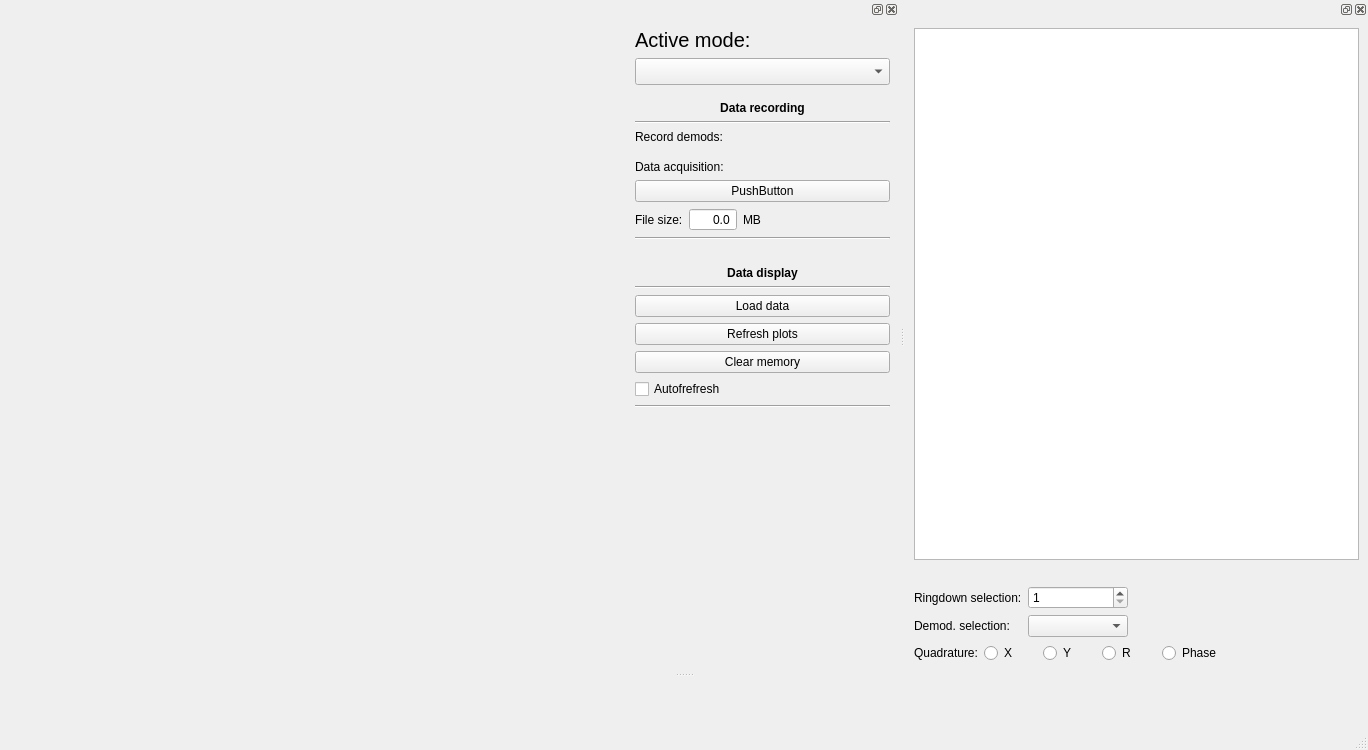
Before: the Qt Designer form zhinstlib/ui_files/wafer_analyzer.ui in pikestefan/zhinst_project, drawn with Qt 5.
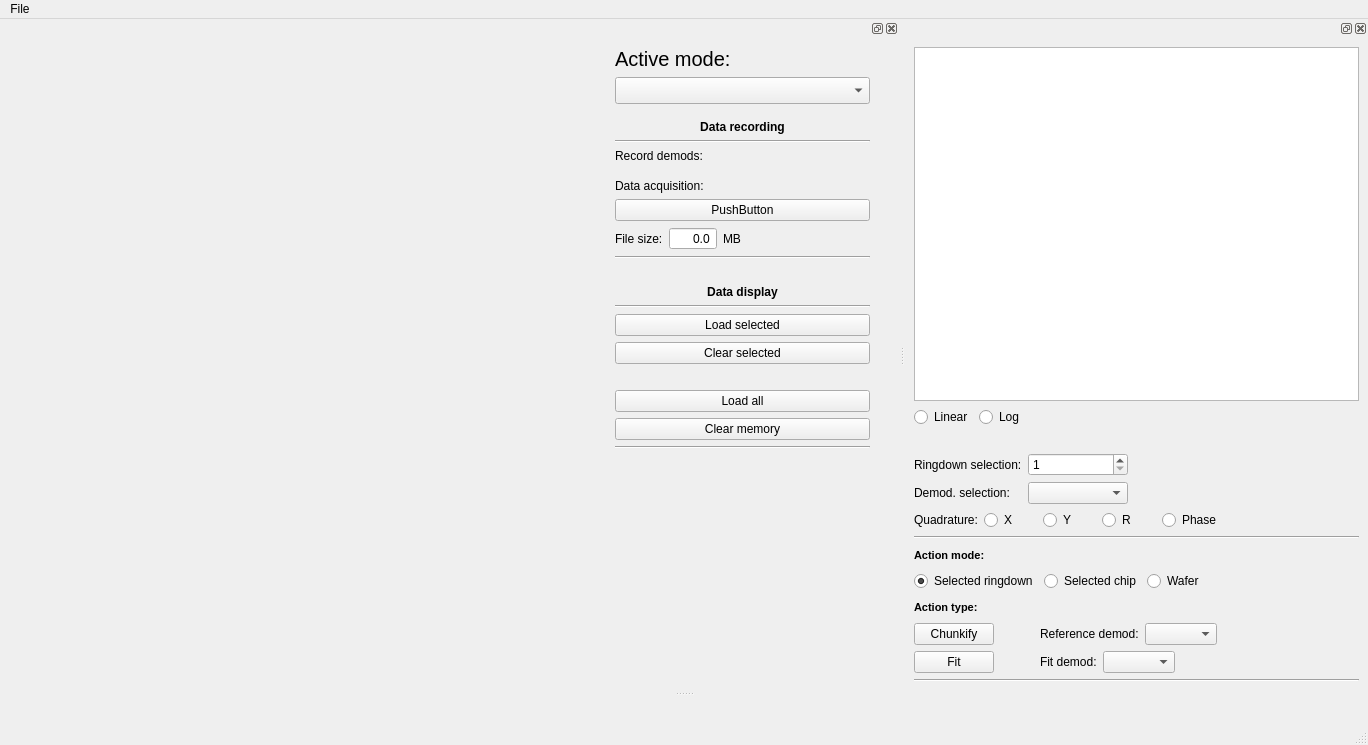
After: the same form once the commit is applied. Custom widgets are drawn as their Qt base class.

What changed in the file:
```diff
--- a/zhinstlib/ui_files/wafer_analyzer.ui
+++ b/zhinstlib/ui_files/wafer_analyzer.ui
@@ -7,7 +7,7 @@
     <x>0</x>
     <y>0</y>
     <width>1368</width>
-    <height>750</height>
+    <height>745</height>
    </rect>
   </property>
   <property name="sizePolicy">
@@ -20,6 +20,12 @@
    <string>MainWindow</string>
   </property>
   <widget class="QWidget" name="centralwidget">
+   <property name="sizePolicy">
+    <sizepolicy hsizetype="Preferred" vsizetype="Expanding">
+     <horstretch>0</horstretch>
+     <verstretch>0</verstretch>
+    </sizepolicy>
+   </property>
    <layout class="QHBoxLayout" name="horizontalLayout_5"/>
   </widget>
   <widget class="QMenuBar" name="menubar">
@@ -28,9 +34,16 @@
      <x>0</x>
      <y>0</y>
      <width>1368</width>
-     <height>21</height>
+     <height>26</height>
     </rect>
    </property>
+   <widget class="QMenu" name="menuFile">
+    <property name="title">
+     <string>File</string>
+    </property>
+    <addaction name="actionExportMode"/>
+   </widget>
+   <addaction name="menuFile"/>
   </widget>
   <widget class="QStatusBar" name="statusbar"/>
   <widget class="QDockWidget" name="dockWidget">
@@ -57,7 +70,100 @@
    </attribute>
    <widget class="QWidget" name="dockWidgetContents">
     <layout class="QGridLayout" name="gridLayout_2">
+     <item row="2" column="0">
+      <widget class="QWidget" name="backgroundWidget" native="true">
+       <property name="sizePolicy">
+        <sizepolicy hsizetype="Fixed" vsizetype="Fixed">
+         <horstretch>0</horstretch>
+         <verstretch>0</verstretch>
+        </sizepolicy>
+       </property>
+       <property name="minimumSize">
+        <size>
+         <width>600</width>
+         <height>600</height>
+        </size>
+       </property>
+       <property name="maximumSize">
+        <size>
+         <width>600</width>
+         <height>600</height>
+        </size>
+       </property>
+       <property name="styleSheet">
+        <string notr="true"/>
+       </property>
+       <layout class="QHBoxLayout" name="horizontalLayout_2">
+        <property name="leftMargin">
+         <number>0</number>
+        </property>
+        <property name="topMargin">
+         <number>0</number>
+        </property>
+        <property name="rightMargin">
+         <number>0</number>
+        </property>
+        <property name="bottomMargin">
+         <number>0</number>
+        </property>
+        <item>
+         <layout class="QHBoxLayout" name="horizontalLayout">
+          <item>
+           <widget class="QWidget" name="plotContainerWidget" native="true">
+            <property name="sizePolicy">
+             <sizepolicy hsizetype="Expanding" vsizetype="Expanding">
+              <horstretch>0</horstretch>
+              <verstretch>0</verstretch>
+             </sizepolicy>
+            </property>
+            <property name="styleSheet">
+             <string notr="true"/>
+            </property>
+            <layout class="QHBoxLayout" name="horizontalLayout_4">
+             <property name="leftMargin">
+              <number>0</number>
+             </property>
+             <property name="topMargin">
+              <number>0</number>
+             </property>
+             <property name="rightMargin">
+              <number>0</number>
+             </property>
+             <property name="bottomMargin">
+              <number>0</number>
+             </property>
+             <item>
+              <layout class="QHBoxLayout" name="plotContainer">
+               <property name="leftMargin">
+                <number>0</number>
+               </property>
+              </layout>
+             </item>
+            </layout>
+           </widget>
+          </item>
+         </layout>
+        </item>
+       </layout>
+      </widget>
+     </item>
      <item row="2" column="2">
+      <spacer name="horizontalSpacer">
+       <property name="orientation">
+        <enum>Qt::Horizontal</enum>
+       </property>
+       <property name="sizeType">
+        <enum>QSizePolicy::Fixed</enum>
+       </property>
+       <property name="sizeHint" stdset="0">
+        <size>
+         <width>20</width>
+         <height>20</height>
+        </size>
+       </property>
+      </spacer>
+     </item>
+     <item row="2" column="1">
       <layout class="QVBoxLayout" name="verticalLayout_3">
        <item>
         <widget class="QLabel" name="label">
@@ -271,33 +377,49 @@
         </widget>
        </item>
        <item>
-        <widget class="QPushButton" name="loadDataButton">
+        <widget class="QPushButton" name="loadSelectedButton">
          <property name="text">
-          <string>Load data</string>
+          <string>Load selected</string>
          </property>
         </widget>
        </item>
        <item>
-        <widget class="QPushButton" name="refreshPlotsButton">
+        <widget class="QPushButton" name="clearSelectedMemoryBtn">
          <property name="text">
-          <string>Refresh plots</string>
+          <string>Clear selected</string>
          </property>
         </widget>
        </item>
        <item>
-        <widget class="QPushButton" name="clearMemoryBtn">
+        <spacer name="verticalSpacer_6">
+         <property name="orientation">
+          <enum>Qt::Vertical</enum>
+         </property>
+         <property name="sizeType">
+          <enum>QSizePolicy::Maximum</enum>
+         </property>
+         <property name="sizeHint" stdset="0">
+          <size>
+           <width>20</width>
+           <height>20</height>
+          </size>
+         </property>
+        </spacer>
+       </item>
+       <item>
+        <widget class="QPushButton" name="loadAllButton">
+         <property name="text">
+          <string>Load all</string>
+         </property>
+        </widget>
+       </item>
+       <item>
+        <widget class="QPushButton" name="clearAllMemoryBtn">
          <property name="text">
           <string>Clear memory</string>
          </property>
         </widget>
        </item>
-       <item>
-        <widget class="QCheckBox" name="autorefreshCheckBox">
-         <property name="text">
-          <string>Autofrefresh</string>
-         </property>
-        </widget>
-       </item>
        <item>
         <widget class="Line" name="line_4">
          <property name="orientation">
@@ -306,13 +428,10 @@
         </widget>
        </item>
        <item>
-        <spacer name="verticalSpacer_3">
+        <spacer name="verticalSpacer_7">
          <property name="orientation">
           <enum>Qt::Vertical</enum>
          </property>
-         <property name="sizeType">
-          <enum>QSizePolicy::Expanding</enum>
-         </property>
          <property name="sizeHint" stdset="0">
           <size>
            <width>20</width>
@@ -323,99 +442,6 @@
        </item>
       </layout>
      </item>
-     <item row="2" column="0">
-      <widget class="QWidget" name="backgroundWidget" native="true">
-       <property name="sizePolicy">
-        <sizepolicy hsizetype="Fixed" vsizetype="Fixed">
-         <horstretch>0</horstretch>
-         <verstretch>0</verstretch>
-        </sizepolicy>
-       </property>
-       <property name="minimumSize">
-        <size>
-         <width>600</width>
-         <height>600</height>
-        </size>
-       </property>
-       <property name="maximumSize">
-        <size>
-         <width>600</width>
-         <height>600</height>
-        </size>
-       </property>
-       <property name="styleSheet">
-        <string notr="true"/>
-       </property>
-       <layout class="QHBoxLayout" name="horizontalLayout_2">
-        <property name="leftMargin">
-         <number>0</number>
-        </property>
-        <property name="topMargin">
-         <number>0</number>
-        </property>
-        <property name="rightMargin">
-         <number>0</number>
-        </property>
-        <property name="bottomMargin">
-         <number>0</number>
-        </property>
-        <item>
-         <layout class="QHBoxLayout" name="horizontalLayout">
-          <item>
-           <widget class="QWidget" name="plotContainerWidget" native="true">
-            <property name="sizePolicy">
-             <sizepolicy hsizetype="Expanding" vsizetype="Expanding">
-              <horstretch>0</horstretch>
-              <verstretch>0</verstretch>
-             </sizepolicy>
-            </property>
-            <property name="styleSheet">
-             <string notr="true"/>
-            </property>
-            <layout class="QHBoxLayout" name="horizontalLayout_4">
-             <property name="leftMargin">
-              <number>0</number>
-             </property>
-             <property name="topMargin">
-              <number>0</number>
-             </property>
-             <property name="rightMargin">
-              <number>0</number>
-             </property>
-             <property name="bottomMargin">
-              <number>0</number>
-             </property>
-             <item>
-              <layout class="QHBoxLayout" name="plotContainer">
-               <property name="leftMargin">
-                <number>0</number>
-               </property>
-              </layout>
-             </item>
-            </layout>
-           </widget>
-          </item>
-         </layout>
-        </item>
-       </layout>
-      </widget>
-     </item>
-     <item row="2" column="1">
-      <spacer name="horizontalSpacer">
-       <property name="orientation">
-        <enum>Qt::Horizontal</enum>
-       </property>
-       <property name="sizeType">
-        <enum>QSizePolicy::Fixed</enum>
-       </property>
-       <property name="sizeHint" stdset="0">
-        <size>
-         <width>20</width>
-         <height>20</height>
-        </size>
-       </property>
-      </spacer>
-     </item>
     </layout>
    </widget>
   </widget>
@@ -431,13 +457,23 @@
    </attribute>
    <widget class="QWidget" name="dockWidgetContents_3">
     <layout class="QGridLayout" name="gridLayout_5">
-     <item row="2" column="0">
-      <layout class="QGridLayout" name="gridLayout_4">
-       <item row="0" column="2">
-        <spacer name="horizontalSpacer_7">
+     <item row="12" column="0">
+      <layout class="QHBoxLayout" name="horizontalLayout_8">
+       <item>
+        <widget class="QPushButton" name="fitBtn">
+         <property name="text">
+          <string>Fit</string>
+         </property>
+        </widget>
+       </item>
+       <item>
+        <spacer name="horizontalSpacer_10">
          <property name="orientation">
           <enum>Qt::Horizontal</enum>
          </property>
+         <property name="sizeType">
+          <enum>QSizePolicy::Fixed</enum>
+         </property>
          <property name="sizeHint" stdset="0">
           <size>
            <width>40</width>
@@ -446,50 +482,18 @@
          </property>
         </spacer>
        </item>
-       <item row="0" column="1">
-        <widget class="QSpinBox" name="ringdownSpinBox">
-         <property name="minimumSize">
-          <size>
-           <width>100</width>
-           <height>0</height>
-          </size>
-         </property>
-         <property name="minimum">
-          <number>1</number>
-         </property>
-         <property name="maximum">
-          <number>9999</number>
-         </property>
-        </widget>
-       </item>
-       <item row="0" column="0">
-        <widget class="QLabel" name="label_8">
-         <property name="sizePolicy">
-          <sizepolicy hsizetype="Minimum" vsizetype="Preferred">
-           <horstretch>0</horstretch>
-           <verstretch>0</verstretch>
-          </sizepolicy>
-         </property>
+       <item>
+        <widget class="QLabel" name="label_12">
          <property name="text">
-          <string>Ringdown selection:</string>
+          <string>Fit demod:</string>
          </property>
         </widget>
        </item>
-       <item row="1" column="0">
-        <widget class="QLabel" name="label_6">
-         <property name="sizePolicy">
-          <sizepolicy hsizetype="Preferred" vsizetype="Minimum">
-           <horstretch>0</horstretch>
-           <verstretch>0</verstretch>
-          </sizepolicy>
-         </property>
-         <property name="text">
-          <string>Demod. selection:</string>
-         </property>
-        </widget>
+       <item>
+        <widget class="QComboBox" name="fitDemodComboBox"/>
        </item>
-       <item row="1" column="2">
-        <spacer name="horizontalSpacer_2">
+       <item>
+        <spacer name="horizontalSpacer_11">
          <property name="orientation">
           <enum>Qt::Horizontal</enum>
          </property>
@@ -501,16 +505,25 @@
          </property>
         </spacer>
        </item>
-       <item row="1" column="1">
-        <widget class="QComboBox" name="demodComboBox">
-         <property name="layoutDirection">
-          <enum>Qt::LeftToRight</enum>
-         </property>
-        </widget>
-       </item>
       </layout>
      </item>
-     <item row="5" column="0">
+     <item row="0" column="0">
+      <widget class="SelectableAreaPlotWidget" name="dataPlotWidget">
+       <property name="sizePolicy">
+        <sizepolicy hsizetype="Expanding" vsizetype="Expanding">
+         <horstretch>0</horstretch>
+         <verstretch>0</verstretch>
+        </sizepolicy>
+       </property>
+       <property name="maximumSize">
+        <size>
+         <width>16777215</width>
+         <height>16777215</height>
+        </size>
+       </property>
+      </widget>
+     </item>
+     <item row="6" column="0">
       <layout class="QHBoxLayout" name="horizontalLayout_3">
        <item>
         <widget class="QLabel" name="label_7">
@@ -576,6 +589,9 @@
          <property name="text">
           <string>R</string>
          </property>
+         <property name="checked">
+          <bool>true</bool>
+         </property>
         </widget>
        </item>
        <item>
@@ -616,23 +632,73 @@
        </item>
       </layout>
      </item>
+     <item row="3" column="0">
+      <layout class="QGridLayout" name="gridLayout_4">
+       <item row="1" column="1">
+        <widget class="QComboBox" name="demodComboBox">
+         <property name="layoutDirection">
+          <enum>Qt::LeftToRight</enum>
+         </property>
+        </widget>
+       </item>
      <item row="0" column="0">
-      <widget class="PlotWidget" name="dataPlotWidget">
+        <widget class="QLabel" name="label_8">
        <property name="sizePolicy">
-        <sizepolicy hsizetype="Expanding" vsizetype="Expanding">
+          <sizepolicy hsizetype="Minimum" vsizetype="Preferred">
          <horstretch>0</horstretch>
          <verstretch>0</verstretch>
         </sizepolicy>
        </property>
-       <property name="maximumSize">
+         <property name="text">
+          <string>Ringdown selection:</string>
+         </property>
+        </widget>
+       </item>
+       <item row="0" column="1">
+        <widget class="QSpinBox" name="ringdownSpinBox">
+         <property name="minimumSize">
         <size>
-         <width>16777215</width>
-         <height>16777215</height>
-        </size>
-       </property>
+           <width>100</width>
+           <height>0</height>
+          </size>
+         </property>
+         <property name="minimum">
+          <number>1</number>
+         </property>
+         <property name="maximum">
+          <number>9999</number>
+         </property>
       </widget>
      </item>
      <item row="1" column="0">
+        <widget class="QLabel" name="label_6">
+         <property name="sizePolicy">
+          <sizepolicy hsizetype="Preferred" vsizetype="Minimum">
+           <horstretch>0</horstretch>
+           <verstretch>0</verstretch>
+          </sizepolicy>
+         </property>
+         <property name="text">
+          <string>Demod. selection:</string>
+         </property>
+        </widget>
+       </item>
+       <item row="1" column="2">
+        <spacer name="horizontalSpacer_2">
+         <property name="orientation">
+          <enum>Qt::Horizontal</enum>
+         </property>
+         <property name="sizeHint" stdset="0">
+          <size>
+           <width>40</width>
+           <height>20</height>
+          </size>
+         </property>
+        </spacer>
+       </item>
+      </layout>
+     </item>
+     <item row="2" column="0">
       <spacer name="verticalSpacer_5">
        <property name="orientation">
         <enum>Qt::Vertical</enum>
@@ -648,9 +714,215 @@
        </property>
       </spacer>
      </item>
-    </layout>
-   </widget>
-  </widget>
+     <item row="7" column="0">
+      <widget class="Line" name="line_5">
+       <property name="orientation">
+        <enum>Qt::Horizontal</enum>
+       </property>
+      </widget>
+     </item>
+     <item row="11" column="0">
+      <layout class="QHBoxLayout" name="horizontalLayout_7">
+       <item>
+        <widget class="QPushButton" name="chunkifyBtn">
+         <property name="text">
+          <string>Chunkify</string>
+         </property>
+        </widget>
+       </item>
+       <item>
+        <spacer name="horizontalSpacer_12">
+         <property name="orientation">
+          <enum>Qt::Horizontal</enum>
+         </property>
+         <property name="sizeType">
+          <enum>QSizePolicy::Fixed</enum>
+         </property>
+         <property name="sizeHint" stdset="0">
+          <size>
+           <width>40</width>
+           <height>20</height>
+          </size>
+         </property>
+        </spacer>
+       </item>
+       <item>
+        <widget class="QLabel" name="label_11">
+         <property name="text">
+          <string>Reference demod:</string>
+         </property>
+        </widget>
+       </item>
+       <item>
+        <widget class="QComboBox" name="referenceDemodComboBox"/>
+       </item>
+       <item>
+        <spacer name="horizontalSpacer_7">
+         <property name="orientation">
+          <enum>Qt::Horizontal</enum>
+         </property>
+         <property name="sizeHint" stdset="0">
+          <size>
+           <width>40</width>
+           <height>20</height>
+          </size>
+         </property>
+        </spacer>
+       </item>
+      </layout>
+     </item>
+     <item row="1" column="0">
+      <layout class="QHBoxLayout" name="horizontalLayout_11">
+       <item>
+        <widget class="QRadioButton" name="linScaleRadioBtn">
+         <property name="text">
+          <string>Linear</string>
+         </property>
+         <property name="checked">
+          <bool>true</bool>
+         </property>
+        </widget>
+       </item>
+       <item>
+        <widget class="QRadioButton" name="logScaleRadioBtn">
+         <property name="text">
+          <string>Log</string>
+         </property>
+        </widget>
+       </item>
+       <item>
+        <spacer name="horizontalSpacer_14">
+         <property name="orientation">
+          <enum>Qt::Horizontal</enum>
+         </property>
+         <property name="sizeHint" stdset="0">
+          <size>
+           <width>40</width>
+           <height>20</height>
+          </size>
+         </property>
+        </spacer>
+       </item>
+      </layout>
+     </item>
+     <item row="14" column="0">
+      <widget class="Line" name="line_6">
+       <property name="orientation">
+        <enum>Qt::Horizontal</enum>
+       </property>
+      </widget>
+     </item>
+     <item row="9" column="0">
+      <layout class="QHBoxLayout" name="horizontalLayout_12">
+       <item>
+        <widget class="QRadioButton" name="selRdownBtn">
+         <property name="text">
+          <string>Selected ringdown</string>
+         </property>
+         <property name="checked">
+          <bool>true</bool>
+         </property>
+        </widget>
+       </item>
+       <item>
+        <widget class="QRadioButton" name="selChipBtn">
+         <property name="text">
+          <string>Selected chip</string>
+         </property>
+        </widget>
+       </item>
+       <item>
+        <widget class="QRadioButton" name="selWaferBtn">
+         <property name="text">
+          <string>Wafer</string>
+         </property>
+        </widget>
+       </item>
+       <item>
+        <spacer name="horizontalSpacer_13">
+         <property name="orientation">
+          <enum>Qt::Horizontal</enum>
+         </property>
+         <property name="sizeHint" stdset="0">
+          <size>
+           <width>40</width>
+           <height>20</height>
+          </size>
+         </property>
+        </spacer>
+       </item>
+      </layout>
+     </item>
+     <item row="10" column="0">
+      <layout class="QHBoxLayout" name="horizontalLayout_13">
+       <item>
+        <widget class="QLabel" name="label_14">
+         <property name="font">
+          <font>
+           <pointsize>8</pointsize>
+           <weight>75</weight>
+           <bold>true</bold>
+          </font>
+         </property>
+         <property name="text">
+          <string>Action type:</string>
+         </property>
+        </widget>
+       </item>
+       <item>
+        <spacer name="horizontalSpacer_15">
+         <property name="orientation">
+          <enum>Qt::Horizontal</enum>
+         </property>
+         <property name="sizeHint" stdset="0">
+          <size>
+           <width>40</width>
+           <height>20</height>
+          </size>
+         </property>
+        </spacer>
+       </item>
+      </layout>
+     </item>
+     <item row="8" column="0">
+      <layout class="QHBoxLayout" name="horizontalLayout_9">
+       <item>
+        <widget class="QLabel" name="label_13">
+         <property name="font">
+          <font>
+           <pointsize>8</pointsize>
+           <weight>75</weight>
+           <bold>true</bold>
+          </font>
+         </property>
+         <property name="text">
+          <string>Action mode:</string>
+         </property>
+        </widget>
+       </item>
+       <item>
+        <spacer name="horizontalSpacer_9">
+         <property name="orientation">
+          <enum>Qt::Horizontal</enum>
+         </property>
+         <property name="sizeHint" stdset="0">
+          <size>
+           <width>40</width>
+           <height>20</height>
+          </size>
+         </property>
+        </spacer>
+       </item>
+      </layout>
+     </item>
+    </layout>
+   </widget>
+  </widget>
+  <action name="actionExportMode">
+   <property name="text">
+    <string>Export current mode</string>
+   </property>
+  </action>
  </widget>
  <customwidgets>
   <customwidget>
@@ -659,9 +931,9 @@
    <header location="global">custom_widgets.text_changing_button.h</header>
   </customwidget>
   <customwidget>
-   <class>PlotWidget</class>
+   <class>SelectableAreaPlotWidget</class>
    <extends>QGraphicsView</extends>
-   <header>pyqtgraph</header>
+   <header>custom_widgets.graph_widget_selbox.h</header>
   </customwidget>
  </customwidgets>
  <resources/>
```
Lines whose indentation alone changed are shown as unchanged.
